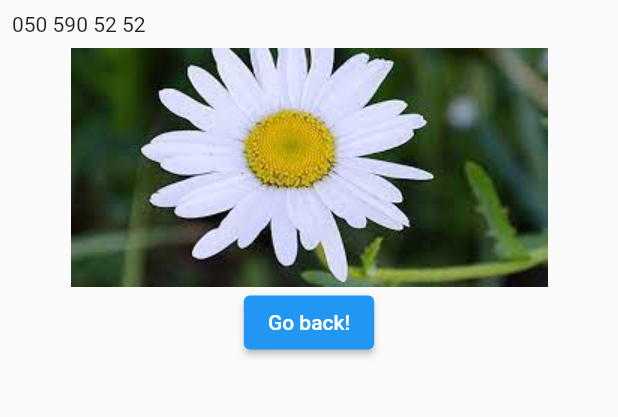
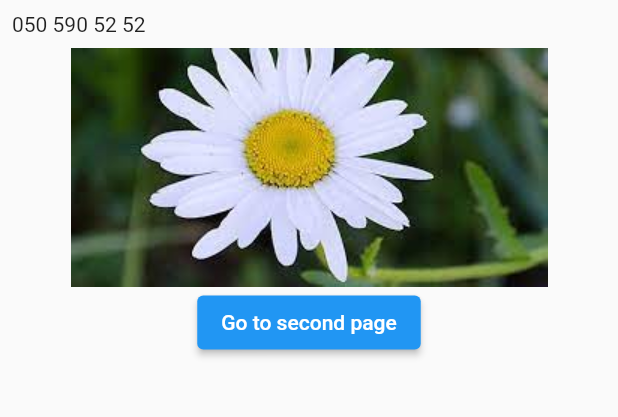
Before and after one commit to Vitaliklisa/nata, a Flutter app: the screen it shows after launch, on a phone screen of 412 x 824 dp, the part 246-663 px from its top. Run offline on Flutter 3.47's test engine with Material 2 defaults, Android fonts, the phone set to English and light mode, and no system bars.

Commit message:
change text button

```diff
--- a/lib/home_page.dart
+++ b/lib/home_page.dart
@@ -16,7 +16,7 @@ class HomePage extends StatelessWidget {
               // Navigate back to first route when tapped.
               goToSecond(context);
             },
-            child: Text('Go back!'),
+            child: Text('Go to second page'),
           )
         ],
       ),
```
